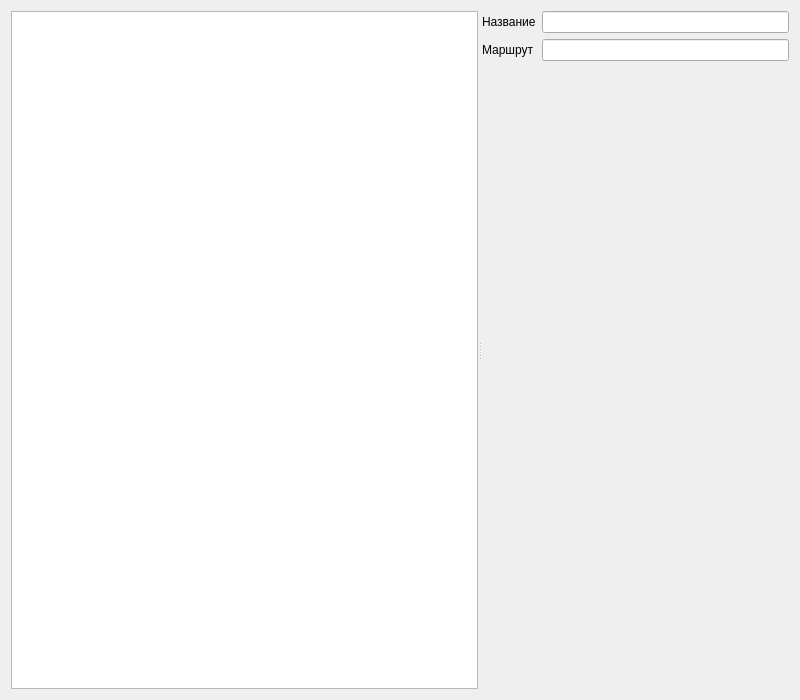
Before: the Qt Designer form formroute.ui in Sergeyego/wire_pr, drawn with Qt 5.
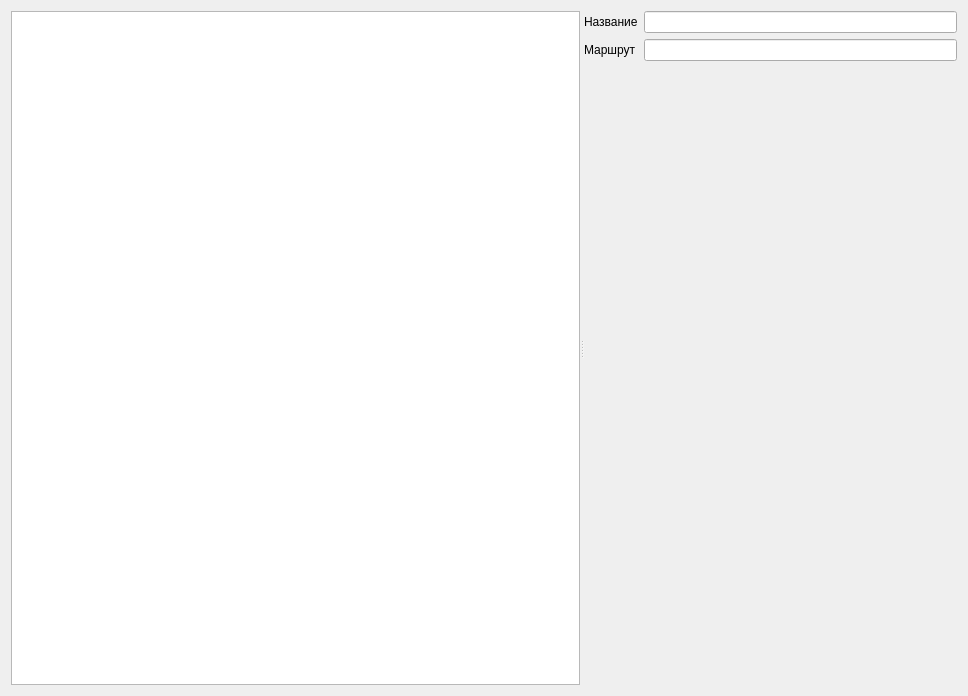
After: the same form once the commit is applied. Custom widgets are drawn as their Qt base class.

```diff
--- a/formroute.ui
+++ b/formroute.ui
@@ -6,8 +6,8 @@
    <rect>
     <x>0</x>
     <y>0</y>
-    <width>800</width>
-    <height>700</height>
+    <width>968</width>
+    <height>696</height>
    </rect>
   </property>
   <property name="windowTitle">
@@ -27,7 +27,7 @@
        <enum>QAbstractItemView::SelectRows</enum>
       </property>
      </widget>
-     <widget class="QWidget" name="">
+     <widget class="QWidget" name="layoutWidget">
       <layout class="QVBoxLayout" name="verticalLayout_2">
        <item>
         <layout class="QGridLayout" name="gridLayout">
@@ -73,6 +73,23 @@
          </property>
         </spacer>
        </item>
+       <item>
+        <layout class="QHBoxLayout" name="horizontalLayoutBtn">
+         <item>
+          <spacer name="horizontalSpacer">
+           <property name="orientation">
+            <enum>Qt::Horizontal</enum>
+           </property>
+           <property name="sizeHint" stdset="0">
+            <size>
+             <width>40</width>
+             <height>20</height>
+            </size>
+           </property>
+          </spacer>
+         </item>
+        </layout>
+       </item>
       </layout>
      </widget>
     </widget>
```
Left out of the diff: 6 changed lines with no effect on the pictures.
